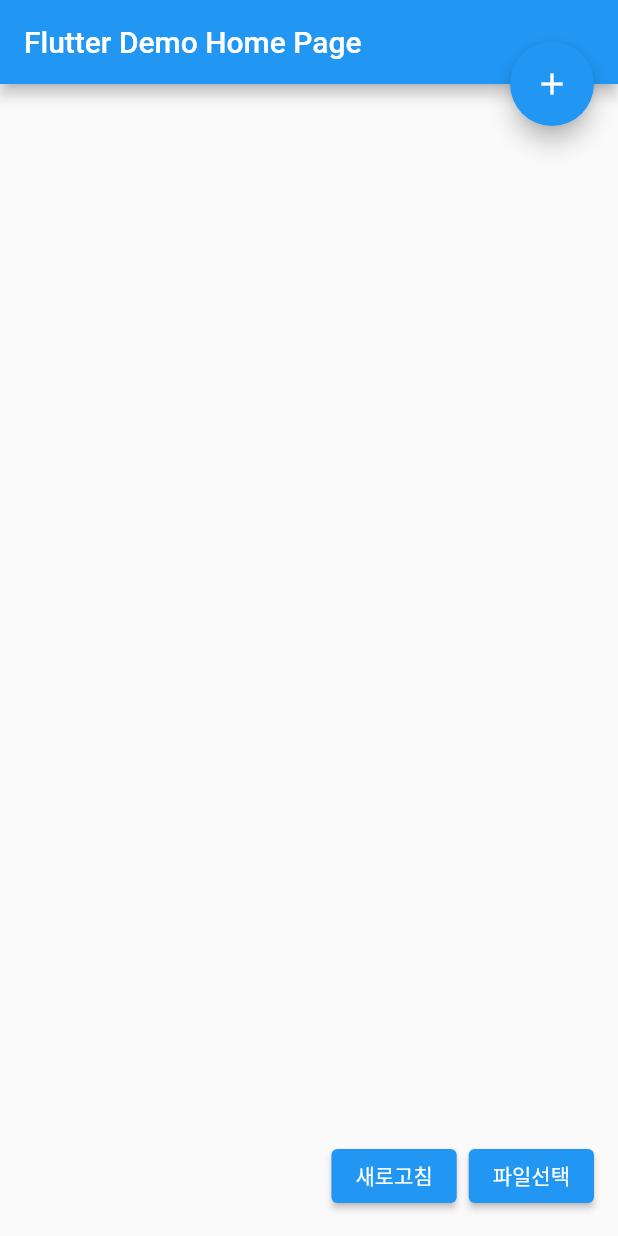
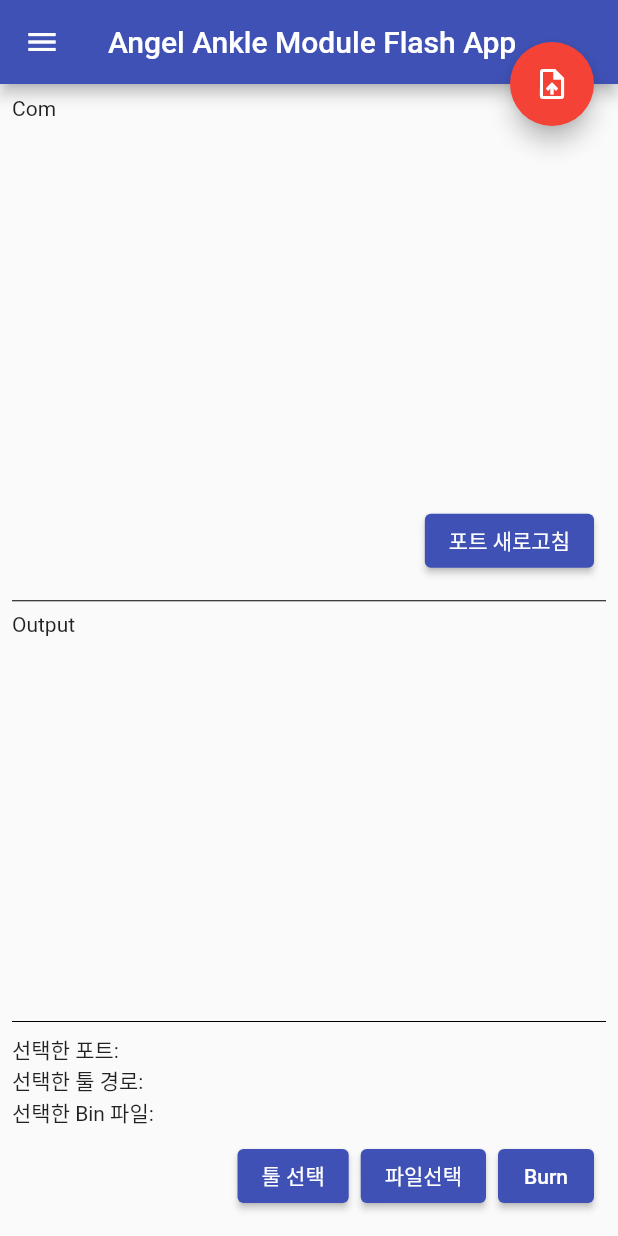
Before and after one commit to JAICHANGPARK/flutter_arduino_flash_tool, a Flutter app: the screen it shows after launch, on a phone screen of 412 x 824 dp. Run offline on Flutter 3.47's test engine with Material 2 defaults, Android fonts, the phone set to English and light mode, and no system bars; missing offline and left inert: bitsdojo_window, filepicker_windows, fluent_ui, flutter_libserialport, process_run, system_theme; statements that could not run were skipped.

Commit message:
Update arduino_flash_app.dart

```diff
--- a/lib/arduino_flash/arduino_flash_app.dart
+++ b/lib/arduino_flash/arduino_flash_app.dart
@@ -1,4 +1,3 @@
-
 import 'dart:async';
 import 'dart:io';
 
@@ -35,18 +34,15 @@
   @override
   Widget build(BuildContext context) {
     return MaterialApp(
-      title: 'ArduinoFlashApp Demo',
-      theme: ThemeData(
-        primarySwatch: Colors.blue,
-      ),
-      home: const ArduinoFlashHomePage(title: 'Flutter Demo Home Page'),
+      title: 'Arduino Flash App Demo',
+      theme: ThemeData(primarySwatch: Colors.indigo),
+      home: const ArduinoFlashHomePage(title: 'Angel Ankle Module Flash App'),
     );
   }
 }
 
 class ArduinoFlashHomePage extends StatefulWidget {
   const ArduinoFlashHomePage({Key? key, required this.title}) : super(key: key);
-
   final String title;
 
   @override
@@ -60,6 +56,9 @@
 
   String stdoutText = "";
   StreamController<List<int>>? _controller;
+  String bossacToolPath = "";
+  String binFilePath = "";
+  String selectedCom = "";
 
   void _incrementCounter() async {
     var cmd = ProcessCmd('echo', ['hello world'], runInShell: runInShell);
@@ -95,7 +94,7 @@
     //     stdoutText += event.stdout.toString();
     //   });
     // });
-    ProcessResult result =  await runCmd(
+    ProcessResult result = await runCmd(
         ProcessCmd(
           'C:\\Users\\HOME613\\Desktop\\bossac.exe',
           [
@@ -110,8 +109,47 @@
           ],
         ),
         verbose: true,
-        stdout: _controller?.sink
-    );
+        stdout: _controller?.sink);
+    print(">>>>>>>>");
+    print(result.stdout.toString());
+    print(result.exitCode.toString());
+    print(result.stderr.toString());
+
+    setState(() {
+      _counter++;
+
+      stdoutText += result.stderr.toString();
+      stdoutText += result.stdout.toString();
+    });
+  }
+
+  void _burn() async {
+    var cmd = ProcessCmd('echo', ['hello world'], runInShell: runInShell);
+    await runCmd(cmd, verbose: true);
+
+    // Calling dart
+    cmd = DartCmd(['--version']);
+    await runCmd(cmd, verbose: true);
+
+    stdoutText = "";
+
+    runCmd(PubCmd(['global', 'list']), verbose: true);
+
+    ProcessResult result = await runCmd(
+        ProcessCmd(
+          '${bossacToolPath}',
+          [
+            '-d',
+            '--port=${selectedCom}',
+            '-U',
+            '-i',
+            '-e',
+            '-w',
+            '${binFilePath}',
+            '-R'
+          ],
+        ),
+        verbose: true);
     print(">>>>>>>>");
     print(result.stdout.toString());
     print(result.exitCode.toString());
@@ -150,81 +188,170 @@
 
   @override
   Widget build(BuildContext context) {
-    // This method is rerun every time setState is called, for instance as done
-    // by the _incrementCounter method above.
-    //
-    // The Flutter framework has been optimized to make rerunning build methods
-    // fast, so that you can just rebuild anything that needs updating rather
-    // than having to individually change instances of widgets.
     return Scaffold(
-      appBar: AppBar(
-        // Here we take the value from the MyHomePage object that was created by
-        // the App.build method, and use it to set our appbar title.
-        title: Text(widget.title),
+      appBar: AppBar(title: Text(widget.title)),
+      drawer: Drawer(
+        child: ListView(
+          children: [
+            ListTile(
+              title: Text("프로덕트"),
+              subtitle: Text("엔젤앵클"),
+            ),
+            ListTile(
+              title: Text("부서"),
+              subtitle: Text("로봇연구개발팀"),
+            ),
+            ListTile(
+              title: Text("개발"),
+              subtitle: Text("박제창"),
+            ),
+            ListTile(
+              title: Text("(주)엔젤로보틱스"),
+            ),
+          ],
+        ),
       ),
       body: Padding(
         padding: const EdgeInsets.all(8.0),
         child: Column(
           children: [
             Expanded(
-              child: Scrollbar(
+              child: Column(
+                crossAxisAlignment: CrossAxisAlignment.start,
+                children: [
+                  Text("Com"),
+                  Expanded(
                     child: ListView(
                       children: [
                         for (final address in availablePorts)
                           Builder(builder: (context) {
                             final port = SerialPort(address);
-                        return ExpansionTile(
+                            return GestureDetector(
+                              onTap: () {
+                                setState(() {
+                                  selectedCom = address;
+                                });
+                              },
+                              child: ExpansionTile(
+                                onExpansionChanged: (v) {
+                                  setState(() {
+                                    selectedCom = address;
+                                  });
+                                },
                                 title: Text(address),
                                 children: [
                                   CardListTile('Description', port.description),
-                            CardListTile('Transport', port.transport.toTransport()),
-                            CardListTile('USB Bus', port.busNumber?.toPadded()),
-                            CardListTile('USB Device', port.deviceNumber?.toPadded()),
-                            CardListTile('Vendor ID', port.vendorId?.toHex()),
-                            CardListTile('Product ID', port.productId?.toHex()),
-                            CardListTile('Manufacturer', port.manufacturer),
-                            CardListTile('Product Name', port.productName),
-                            CardListTile('Serial Number', port.serialNumber),
+                                  CardListTile('Transport',
+                                      port.transport.toTransport()),
+                                  CardListTile(
+                                      'USB Bus', port.busNumber?.toPadded()),
+                                  CardListTile('USB Device',
+                                      port.deviceNumber?.toPadded()),
+                                  CardListTile(
+                                      'Vendor ID', port.vendorId?.toHex()),
+                                  CardListTile(
+                                      'Product ID', port.productId?.toHex()),
+                                  CardListTile(
+                                      'Manufacturer', port.manufacturer),
+                                  CardListTile(
+                                      'Product Name', port.productName),
+                                  CardListTile(
+                                      'Serial Number', port.serialNumber),
                                   CardListTile('MAC Address', port.macAddress),
                                 ],
+                              ),
                             );
                           }),
                       ],
                     ),
                   ),
+                ],
               ),
+            ),
+            ButtonBar(
+              children: [
+                ElevatedButton(
+                    onPressed: () async {
+                      setState(
+                          () => availablePorts = SerialPort.availablePorts);
+                    },
+                    child: Text("포트 새로고침")),
+              ],
+            ),
+            Divider(color: Colors.black),
+            Expanded(
+                child: Column(
+              crossAxisAlignment: CrossAxisAlignment.start,
+              children: [
+                Text("Output"),
                 Expanded(
                   child: ListView(
                     children: [
                       Text("${stdoutText}"),
                     ],
+                  ),
+                ),
+              ],
             )),
+            Divider(color: Colors.black),
+            SizedBox(
+              width: double.infinity,
+              child: Column(
+                crossAxisAlignment: CrossAxisAlignment.start,
+                children: [
+                  Text("선택한 포트: $selectedCom"),
+                  Text("선택한 툴 경로: $bossacToolPath"),
+                  Text("선택한 Bin 파일: $binFilePath"),
+                ],
+              ),
+            ),
             ButtonBar(
               children: [
                 ElevatedButton(
                     onPressed: () async {
-                      setState(() => availablePorts = SerialPort.availablePorts);
+                      final file = OpenFilePicker()
+                        ..filterSpecification = {
+                          'All Files': '*.*',
+                          'Word Document (*.doc)': '*.doc',
+                          'Web Page (*.htm; *.html)': '*.htm;*.html',
+                          'Text Document (*.txt)': '*.txt',
+                        }
+                        ..defaultFilterIndex = 0
+                        ..defaultExtension = '*.*'
+                        ..title = 'Select a Flash Tool';
+
+                      final result = file.getFile();
+                      if (result != null) {
+                        print(result.path);
+                        setState(() {
+                          bossacToolPath = result.path;
+                        });
+                      }
                     },
-                    child: Text("새로고침")),
+                    child: Text("툴 선택")),
                 ElevatedButton(
                     onPressed: () async {
                       final file = OpenFilePicker()
                         ..filterSpecification = {
+                          'All Files': '*.*',
                           'Word Document (*.doc)': '*.doc',
                           'Web Page (*.htm; *.html)': '*.htm;*.html',
                           'Text Document (*.txt)': '*.txt',
-                          'All Files': '*.*'
                         }
                         ..defaultFilterIndex = 0
-                        ..defaultExtension = 'doc'
-                        ..title = 'Select a document';
+                        ..defaultExtension = '*.*'
+                        ..title = 'Select a bin file';
 
                       final result = file.getFile();
                       if (result != null) {
                         print(result.path);
+                        setState(() {
+                          binFilePath = result.path;
+                        });
                       }
                     },
-                    child: Text("파일선택"))
+                    child: Text("파일선택")),
+                ElevatedButton(onPressed: _burn, child: Text("Burn"))
               ],
             )
           ],
@@ -233,8 +360,9 @@
       floatingActionButtonLocation: FloatingActionButtonLocation.endTop,
       floatingActionButton: FloatingActionButton(
         onPressed: _incrementCounter,
-        tooltip: 'Increment',
-        child: const Icon(Icons.add),
+        backgroundColor: Colors.red,
+        tooltip: 'Flash Test',
+        child: const Icon(Icons.upload_file),
       ), // This trailing comma makes auto-formatting nicer for build methods.
     );
   }
```
Lines whose indentation alone changed are shown as unchanged.
